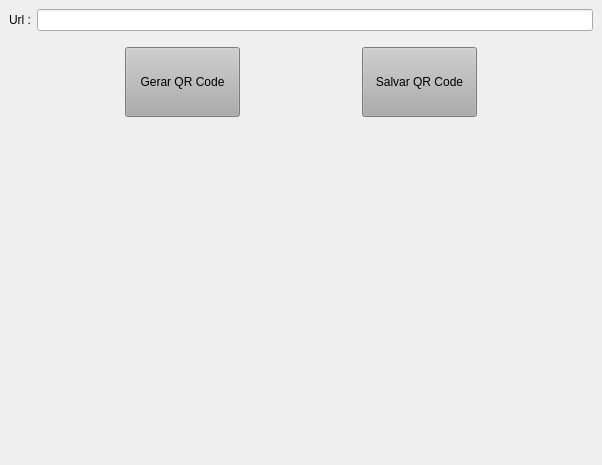
JoaoEmanuell/Meus-Estudos-Python, file Projetos/Qt_qrcode/layouts/generate_qr_code.ui: the form before one commit.
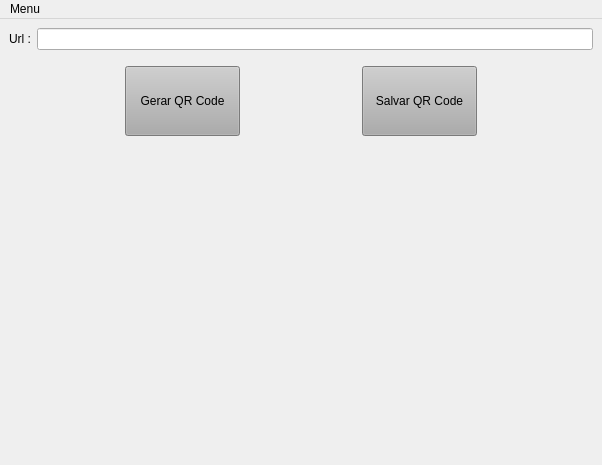
The form after the commit.

Commit message: uis menus

```diff
--- a/Projetos/Qt_qrcode/layouts/generate_qr_code.ui
+++ b/Projetos/Qt_qrcode/layouts/generate_qr_code.ui
@@ -113,6 +113,28 @@
     </item>
    </layout>
   </widget>
+  <widget class="QMenuBar" name="menuBar">
+   <property name="geometry">
+    <rect>
+     <x>0</x>
+     <y>0</y>
+     <width>602</width>
+     <height>20</height>
+    </rect>
+   </property>
+   <widget class="QMenu" name="menu_return">
+    <property name="title">
+     <string>Menu</string>
+    </property>
+    <addaction name="action_return"/>
+   </widget>
+   <addaction name="menu_return"/>
+  </widget>
+  <action name="action_return">
+   <property name="text">
+    <string>Voltar</string>
+   </property>
+  </action>
  </widget>
  <resources/>
  <connections/>
```
The commit also changes 1 other file.
